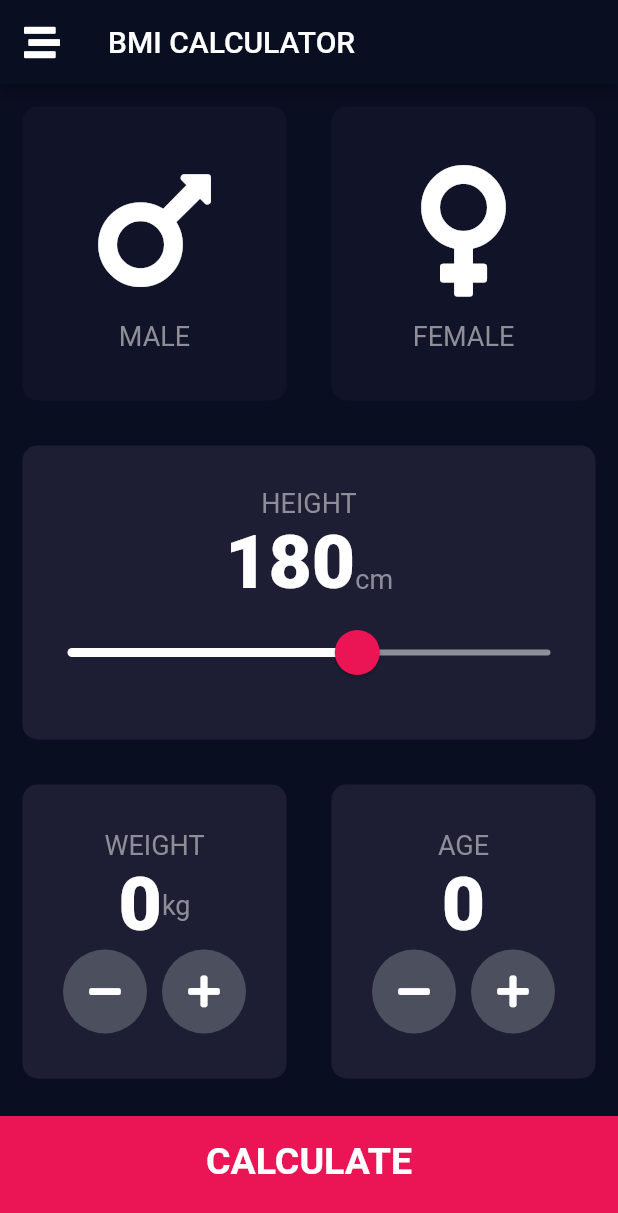
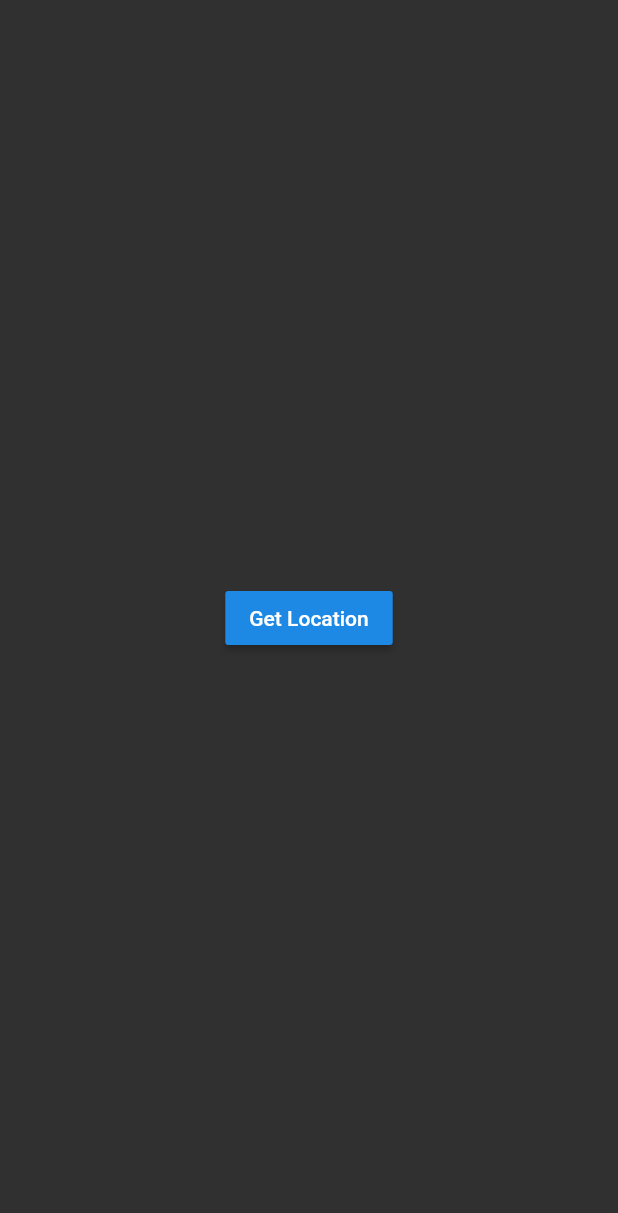
Before and after one commit to pr0mila/Flutter-Practice, a Flutter app: the screen it shows after launch, on a phone screen of 412 x 824 dp. Shown: the top 1213 px of the screen. Run offline on Flutter 3.47's test engine with Material 2 defaults, Android fonts, the light colour scheme and no system bars.

Commit message:
start project

```diff
--- a/lib/calculator_brain.dart
+++ /dev/null
@@ -1,40 +0,0 @@
-import 'dart:math';
-
-class CalculatorBrain{
-  CalculatorBrain({required this.height, required this.weight});
-  final int height;
-  final int weight;
-  double _bmi =0.0;
-
-  String? calculateBMI()
-  {
-    double _bmi = weight / pow(height / 100, 2);
-    return _bmi.toStringAsFixed(1);
-  }
-
-  String? getResult()
-  {
-    if(_bmi >= 25){
-      return 'Overweight';
-    }
-    else if (_bmi > 18 && _bmi <=25){
-      return 'Normal';
-    }
-    else
-      {
-        return 'Underweight';
-      }
-
-  }
-
-  String? getInterpretation()
-  {
-    if(_bmi>=25)
-      return 'You are Overweight. Try to do some exercise';
-    else if (_bmi > 18 )
-      return 'Yor BMI is Normal. Good job!';
-    else
-      return 'Your BMI is lower. You should eat a bit more.';
-  }
-
-}
--- a/lib/components/bottom_button.dart
+++ /dev/null
@@ -1,33 +0,0 @@
-import 'package:flutter/material.dart';
-import 'package:flutterintermediate/screens/results_page.dart';
-import '../constants.dart';
-
-
-class BottomButton extends StatelessWidget {
-
-
-  BottomButton({required this.buttonText,required this.onTap});
-  final String buttonText;
-  final VoidCallback onTap;
-
-
-  @override
-  Widget build(BuildContext context) {
-    return GestureDetector(
-      onTap: onTap
-      ,
-      child: Container(
-        child: Center(
-          child: Text(
-            buttonText,style: largeButtonText,
-          ),
-        ),
-        color: bottomContainerColor,
-        margin: EdgeInsets.only(top: 10.0),
-        padding: EdgeInsets.only(bottom: 20.0),
-        width: double.infinity,
-        height: bottomContainerHeight,
-      ),
-    );
-  }
-}
--- a/lib/components/icon_content.dart
+++ /dev/null
@@ -1,31 +0,0 @@
-import 'package:flutter/material.dart';
-import '../constants.dart';
-
-
-
-class IconContent extends StatelessWidget {
-
-  final IconData icon;
-  final String label;
-
-  IconContent({required this.icon, required this.label});
-
-  @override
-  Widget build(BuildContext context) {
-    return Column(
-      mainAxisAlignment: MainAxisAlignment.center,
-      children:<Widget> [
-        Icon(
-          icon,
-          size: 100.0,
-        ),
-        SizedBox(
-          height: 10.0,
-        ),
-        Text(
-          label, style: labelText,
-        )
-      ],
-    );
-  }
-}
--- a/lib/components/reusable_card.dart
+++ /dev/null
@@ -1,21 +0,0 @@
-import 'package:flutter/material.dart';
-
-class ReusableCard extends StatelessWidget {
-  ReusableCard({required this.colour, this.cardChild});
-
-  final Widget? cardChild;
-  final Color colour;
-
-
-  @override
-  Widget build(BuildContext context) {
-    return Container(
-      margin: EdgeInsets.all(15.0),
-      child: cardChild,
-      decoration: BoxDecoration(
-        color: colour,
-        borderRadius: BorderRadius.circular(10.0),
-      ),
-    );
-  }
-}
--- a/lib/components/round_icon_button.dart
+++ /dev/null
@@ -1,23 +0,0 @@
-import 'package:flutter/material.dart';
-
-class RoundIconButton extends StatelessWidget {
-  RoundIconButton({required this.icon,required this.onPressed});
-
-  final IconData icon;
-  final VoidCallback onPressed;
-
-  @override
-  Widget build(BuildContext context) {
-    return RawMaterialButton(
-      elevation: 0.0,
-      child: Icon(icon),
-      onPressed:onPressed,
-      constraints: BoxConstraints.tightFor(
-          width: 56.0,
-          height: 56.0
-      ),
-      shape: CircleBorder(),
-      fillColor: Color(0xFF4C4F5E),
-    );
-  }
-}
--- a/lib/constants.dart
+++ /dev/null
@@ -1,34 +0,0 @@
-import 'package:flutter/material.dart';
-
-const bottomContainerHeight = 80.0;
-const backgroundCardColor = Color(0xFF0A0E21);
-const activatedCardColor = Color(0xFF1D1E33);
-const inactivatedCardColor = Color(0xFF111328);
-const bottomContainerColor = Color(0xFFEB1555);
-
-const labelText = TextStyle(
-    fontSize: 18.0, color: Color(0xFF8D8E98)
-);
-const numberText = TextStyle(
-    fontSize: 50.0, fontWeight: FontWeight.w900
-);
-const largeButtonText = TextStyle(
-    fontSize: 25.0, fontWeight: FontWeight.bold
-);
-const titleText = TextStyle(
-    fontSize: 50.0, fontWeight: FontWeight.bold
-);
-
-
-const resText = TextStyle(
-    color: Color(0xFF24D876),
-    fontSize: 22.0, fontWeight: FontWeight.bold
-);
-const bmiText = TextStyle(
-    //color: Color(0xFF24D876),
-    fontSize: 100.0, fontWeight: FontWeight.bold
-);
-const bodyText = TextStyle(
-  //color: Color(0xFF24D876),
-    fontSize: 22.0
-);
--- a/lib/main.dart
+++ b/lib/main.dart
@@ -1,21 +1,14 @@
 import 'package:flutter/material.dart';
-import 'package:flutterintermediate/screens/inputpage.dart';
+import 'package:flutterintermediate/screens/loading_screen.dart';
 
-void main() => runApp(BMICalculator());
+void main() => runApp(MyApp());
 
-class BMICalculator extends StatelessWidget {
+class MyApp extends StatelessWidget {
   @override
   Widget build(BuildContext context) {
     return MaterialApp(
-      theme: ThemeData.dark().copyWith(
-          primaryColor: Color(0xFF0A0E21),
-          scaffoldBackgroundColor: Color(0xFF0A0E21),
-          accentColor: Colors.purple,
-          textTheme: TextTheme(
-              bodyText2: TextStyle(color: Colors.white)
-          )
-      ),
-      home: InputPage(),
+      theme: ThemeData.dark(),
+      home: LoadingScreen(),
     );
   }
 }
--- a/lib/screens/inputpage.dart
+++ /dev/null
@@ -1,228 +0,0 @@
-import 'package:flutter/painting.dart';
-import 'package:flutterintermediate/components/round_icon_button.dart';
-import 'package:flutterintermediate/screens/results_page.dart';
-
-import '../components/reusable_card.dart';
-import '../components/icon_content.dart';
-import 'package:flutter/material.dart';
-import 'package:font_awesome_flutter/font_awesome_flutter.dart';
-import '../constants.dart';
-import '../components/bottom_button.dart';
-import '../calculator_brain.dart';
-
-enum Gender { male, female }
-
-class InputPage extends StatefulWidget {
-  @override
-  _InputPageState createState() => _InputPageState();
-}
-
-class _InputPageState extends State<InputPage> {
-  Color maleCardColor = inactivatedCardColor;
-  Color femaleCardColor = inactivatedCardColor;
-  Gender? gender;
-  int height = 180;
-  int weight = 0;
-  int age = 0;
-
-  @override
-  Widget build(BuildContext context) {
-    return Scaffold(
-      appBar: AppBar(
-        backgroundColor: backgroundCardColor,
-        title: Text('BMI CALCULATOR'),
-        leading: Icon(
-          FontAwesomeIcons.stream,
-        ),
-      ),
-      body: Column(
-        children: [
-          Expanded(
-            child: Row(
-              children: <Widget>[
-                Expanded(
-                  child: GestureDetector(
-                    onTap: () => setState(() {
-                      gender = Gender.male;
-                    }),
-                    child: ReusableCard(
-                        colour: gender == Gender.male
-                            ? activatedCardColor
-                            : inactivatedCardColor,
-                        cardChild: IconContent(
-                            icon: FontAwesomeIcons.mars, label: 'MALE')),
-                  ),
-                ),
-                Expanded(
-                  child: GestureDetector(
-                    onTap: () => setState(() {
-                      gender = Gender.female;
-                    }),
-                    child: ReusableCard(
-                        colour: gender == Gender.female
-                            ? activatedCardColor
-                            : inactivatedCardColor,
-                        cardChild: IconContent(
-                            icon: FontAwesomeIcons.venus, label: 'FEMALE')),
-                  ),
-                ),
-              ],
-            ),
-          ),
-          Expanded(
-            child: ReusableCard(
-              colour: activatedCardColor,
-              cardChild: Column(
-                mainAxisAlignment: MainAxisAlignment.center,
-                children: <Widget>[
-                  Text(
-                    'HEIGHT',
-                    style: labelText,
-                  ),
-                  Row(
-                    mainAxisAlignment: MainAxisAlignment.center,
-                    crossAxisAlignment: CrossAxisAlignment.baseline,
-                    textBaseline: TextBaseline.alphabetic,
-                    children: <Widget>[
-                      Text(
-                        height.toString(),
-                        style: numberText,
-                      ),
-                      Text(
-                        'cm',
-                        style: labelText,
-                      ),
-                    ],
-                  ),
-                  SliderTheme(
-                    data: SliderTheme.of(context).copyWith(
-                        activeTrackColor: Colors.white,
-                        thumbColor: Color(0xFFEB1555),
-                        overlayColor: Color(0x29EB1555),
-                        inactiveTrackColor: Color(0xFF8D8E98),
-                        thumbShape: RoundSliderThumbShape(
-                          enabledThumbRadius: 15.0,
-                        ),
-                        overlayShape:
-                            RoundSliderOverlayShape(overlayRadius: 30.0)),
-                    child: Slider(
-                        value: height.toDouble(),
-                        min: 120.0,
-                        max: 220.0,
-                        onChanged: (double newValue) {
-                          setState(() {
-                            height = newValue.round();
-                          });
-                        }),
-                  )
-                ],
-              ),
-            ),
-          ),
-          Expanded(
-            child: Row(
-              children: <Widget>[
-                Expanded(
-                  child: ReusableCard(
-                    colour: activatedCardColor,
-                    cardChild: Column(
-                      mainAxisAlignment: MainAxisAlignment.center,
-                      children: <Widget>[
-                        Text(
-                          'WEIGHT',
-                          style: labelText,
-                        ),
-                        Row(
-                          mainAxisAlignment: MainAxisAlignment.center,
-                          children: [
-                            Text(
-                              weight.toString(),
-                              style: numberText,
-                            ),
-                            Text(
-                              'kg',
-                              style: labelText,
-                            ),
-                          ],
-                        ),
-                        Row(
-                          mainAxisAlignment: MainAxisAlignment.center,
-                          children: [
-                            RoundIconButton(
-                                icon: FontAwesomeIcons.minus,
-                                onPressed: () {
-                                  setState(() {
-                                    weight--;
-                                  });
-                                }),
-                            SizedBox(width: 10.0),
-                            RoundIconButton(
-                                icon: FontAwesomeIcons.plus,
-                                onPressed: () {
-                                  setState(() {
-                                    weight++;
-                                  });
-                                }),
-                          ],
-                        )
-                      ],
-                    ),
-                  ),
-                ),
-                Expanded(
-                  child: ReusableCard(
-                    colour: activatedCardColor,
-                    cardChild: Column(
-                      mainAxisAlignment: MainAxisAlignment.center,
-                      children: <Widget>[
-                        Text(
-                          'AGE',
-                          style: labelText,
-                        ),
-                        Text(
-                          age.toString(),
-                          style: numberText,
-                        ),
-                        Row(
-                          mainAxisAlignment: MainAxisAlignment.center,
-                          children: [
-                            RoundIconButton(
-                                icon: FontAwesomeIcons.minus,
-                                onPressed: () {
-                                  setState(() {
-                                    age--;
-                                  });
-                                }),
-                            SizedBox(width: 10.0),
-                            RoundIconButton(
-                                icon: FontAwesomeIcons.plus,
-                                onPressed: () {
-                                  setState(() {
-                                    age++;
-                                  });
-                                }),
-                          ],
-                        )
-                      ],
-                    ),
-                  ),
-                ),
-              ],
-            ),
-          ),
-          BottomButton(
-              buttonText: 'CALCULATE',
-              onTap: () {
-                CalculatorBrain calc = CalculatorBrain(height:height,weight:weight);
-                Navigator.push(context,
-                    MaterialPageRoute(builder: (context) => ResultPage(
-                      bmiResult: calc.calculateBMI(),
-                      resultText: calc.getResult(),
-                      interprestation: calc.getInterpretation(),
-                    )));
-              })
-        ],
-      ),
-    );
-  }
-}
--- /dev/null
+++ b/lib/screens/loading_screen.dart
@@ -0,0 +1,22 @@
+import 'package:flutter/material.dart';
+
+class LoadingScreen extends StatefulWidget {
+  @override
+  _LoadingScreenState createState() => _LoadingScreenState();
+}
+
+class _LoadingScreenState extends State<LoadingScreen> {
+  @override
+  Widget build(BuildContext context) {
+    return Scaffold(
+      body: Center(
+        child: RaisedButton(
+          onPressed: () {
+            //Get the current location
+          },
+          child: Text('Get Location'),
+        ),
+      ),
+    );
+  }
+}
```
Also changed, not shown: lib/screens/city_screen.dart (added, +51 -0 lines), lib/screens/location_screen.dart (added, +76 -0 lines), lib/screens/results_page.dart (deleted, +0 -61 lines), lib/services/weather.dart (added, +33 -0 lines), lib/utilities/constants.dart (added, +20 -0 lines), lib/services/location.dart (added), lib/services/networking.dart (added), 1 other file.
